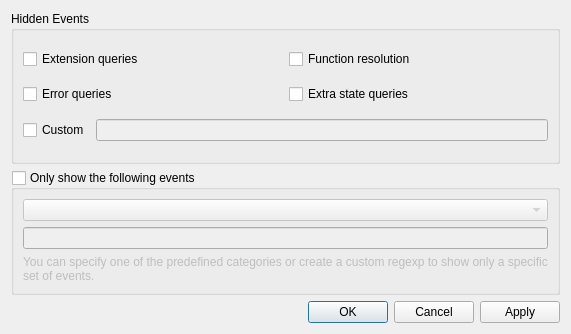
Above: gui/ui/settings.ui from 17705724576-M13Kd/apitrace before the change. Below: the same form after it.
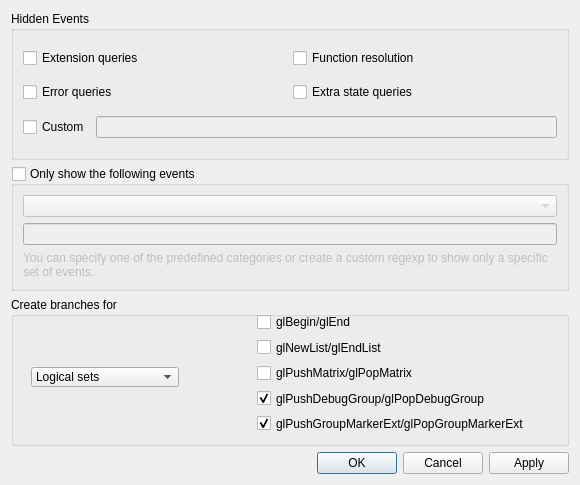
That is the form after the change.

Commit message: Working version of options settings and main tree for groups

```diff
--- a/gui/ui/settings.ui
+++ b/gui/ui/settings.ui
@@ -9,10 +9,16 @@
    <rect>
     <x>0</x>
     <y>0</y>
-    <width>571</width>
-    <height>334</height>
+    <width>580</width>
+    <height>485</height>
    </rect>
   </property>
+  <property name="sizePolicy">
+   <sizepolicy hsizetype="Preferred" vsizetype="Minimum">
+    <horstretch>0</horstretch>
+    <verstretch>0</verstretch>
+   </sizepolicy>
+  </property>
   <property name="windowTitle">
    <string>QApiTrace Settings</string>
   </property>
@@ -117,6 +123,132 @@
      </layout>
     </widget>
    </item>
+   <item>
+    <widget class="QGroupBox" name="groupBox_2">
+     <property name="enabled">
+      <bool>true</bool>
+     </property>
+     <property name="sizePolicy">
+      <sizepolicy hsizetype="Preferred" vsizetype="MinimumExpanding">
+       <horstretch>0</horstretch>
+       <verstretch>0</verstretch>
+      </sizepolicy>
+     </property>
+     <property name="title">
+      <string>Create branches for</string>
+     </property>
+     <widget class="QComboBox" name="comboBox">
+      <property name="geometry">
+       <rect>
+        <x>20</x>
+        <y>70</y>
+        <width>148</width>
+        <height>20</height>
+       </rect>
+      </property>
+      <property name="sizePolicy">
+       <sizepolicy hsizetype="Fixed" vsizetype="Fixed">
+        <horstretch>0</horstretch>
+        <verstretch>0</verstretch>
+       </sizepolicy>
+      </property>
+      <item>
+       <property name="text">
+        <string>Logical sets</string>
+       </property>
+      </item>
+      <item>
+       <property name="text">
+        <string>Render operations</string>
+       </property>
+      </item>
+     </widget>
+     <widget class="QFrame" name="frame">
+      <property name="enabled">
+       <bool>true</bool>
+      </property>
+      <property name="geometry">
+       <rect>
+        <x>230</x>
+        <y>10</y>
+        <width>331</width>
+        <height>141</height>
+       </rect>
+      </property>
+      <property name="frameShape">
+       <enum>QFrame::NoFrame</enum>
+      </property>
+      <property name="frameShadow">
+       <enum>QFrame::Plain</enum>
+      </property>
+      <widget class="QWidget" name="layoutWidget">
+       <property name="geometry">
+        <rect>
+         <x>16</x>
+         <y>5</y>
+         <width>311</width>
+         <height>121</height>
+        </rect>
+       </property>
+       <layout class="QVBoxLayout" name="verticalLayout_4">
+        <item>
+         <widget class="QCheckBox" name="checkBox">
+          <property name="sizePolicy">
+           <sizepolicy hsizetype="Minimum" vsizetype="Expanding">
+            <horstretch>0</horstretch>
+            <verstretch>0</verstretch>
+           </sizepolicy>
+          </property>
+          <property name="text">
+           <string>glBegin/glEnd</string>
+          </property>
+         </widget>
+        </item>
+        <item>
+         <widget class="QCheckBox" name="checkBox_2">
+          <property name="sizePolicy">
+           <sizepolicy hsizetype="Minimum" vsizetype="Expanding">
+            <horstretch>0</horstretch>
+            <verstretch>0</verstretch>
+           </sizepolicy>
+          </property>
+          <property name="text">
+           <string>glNewList/glEndList</string>
+          </property>
+         </widget>
+        </item>
+        <item>
+         <widget class="QCheckBox" name="checkBox_3">
+          <property name="text">
+           <string>glPushMatrix/glPopMatrix</string>
+          </property>
+         </widget>
+        </item>
+        <item>
+         <widget class="QCheckBox" name="checkBox_4">
+          <property name="text">
+           <string>glPushDebugGroup/glPopDebugGroup</string>
+          </property>
+          <property name="checked">
+           <bool>true</bool>
+          </property>
+         </widget>
+        </item>
+        <item>
+         <widget class="QCheckBox" name="checkBox_5">
+          <property name="text">
+           <string>glPushGroupMarkerExt/glPopGroupMarkerExt</string>
+          </property>
+          <property name="checked">
+           <bool>true</bool>
+          </property>
+         </widget>
+        </item>
+       </layout>
+      </widget>
+     </widget>
+    </widget>
+   </item>
    <item>
     <widget class="QDialogButtonBox" name="buttonBox">
      <property name="orientation">
```
Left out of the diff: 16 changed lines with no effect on the pictures. The commit also changes 10 other files.
